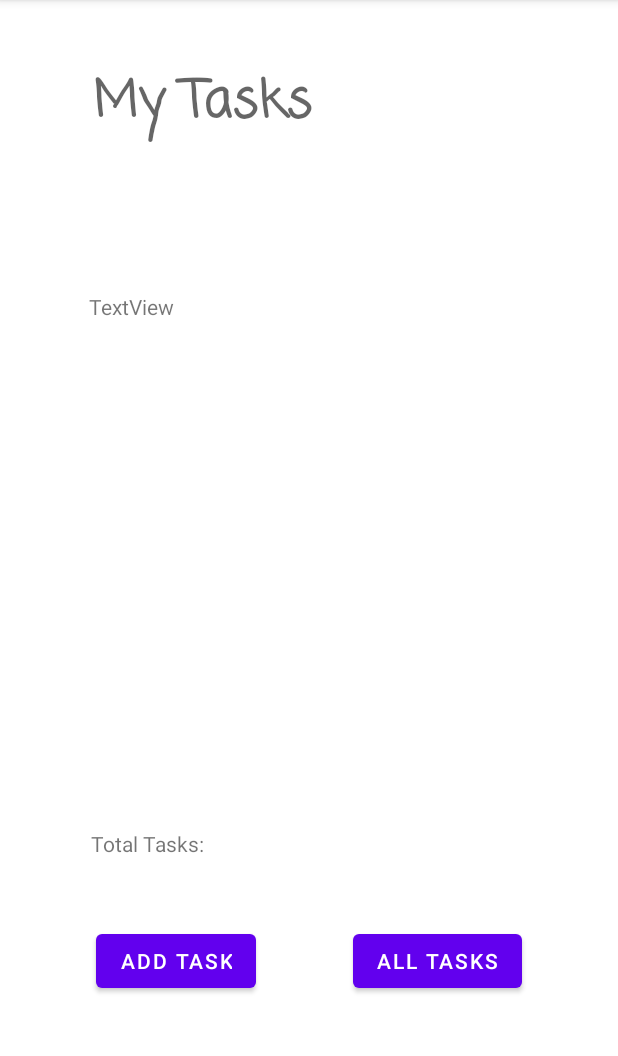
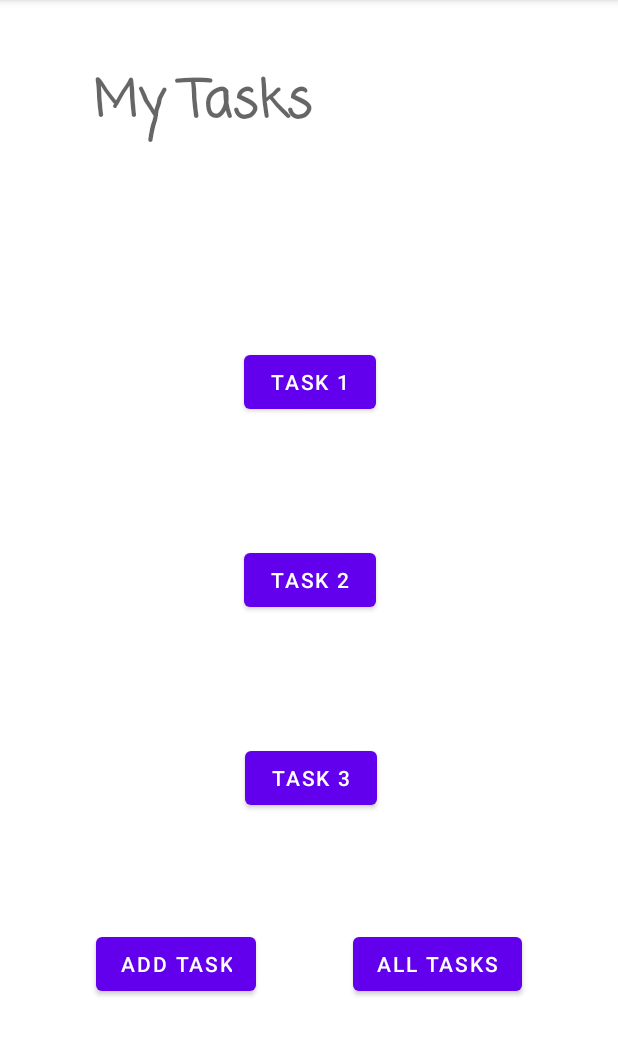
Before and after one commit to GarhettM/taskManager, an Android app: the screen it shows after launch (MainActivity), on a phone screen of 412 x 824 dp, the part 84-1140 px from its top. Run offline under Robolectric (Android 15) with nearby library versions, the phone set to English and light mode, and no system bars.

Commit message:
finished lab 26 and 27

```diff
--- a/app/build.gradle
+++ b/app/build.gradle
@@ -33,9 +33,9 @@ dependencies {
     implementation 'androidx.appcompat:appcompat:1.2.0'
     implementation 'com.google.android.material:material:1.2.1'
     implementation 'androidx.constraintlayout:constraintlayout:2.0.2'
-    implementation 'androidx.navigation:navigation-fragment:2.2.2'
-    implementation 'androidx.navigation:navigation-ui:2.2.2'
-    testImplementation 'junit:junit:4.+'
+    implementation 'androidx.navigation:navigation-fragment:2.3.1'
+    implementation 'androidx.navigation:navigation-ui:2.3.1'
+    testImplementation 'junit:junit:4.13.1'
     androidTestImplementation 'androidx.test.ext:junit:1.1.2'
     androidTestImplementation 'androidx.test.espresso:espresso-core:3.3.0'
 }
--- a/app/src/main/AndroidManifest.xml
+++ b/app/src/main/AndroidManifest.xml
@@ -9,6 +9,8 @@
         android:roundIcon="@mipmap/ic_launcher_round"
         android:supportsRtl="true"
         android:theme="@style/Theme.TaskManager">
+        <activity android:name=".Settings"></activity>
+        <activity android:name=".TaskDetailPage" />
         <activity
             android:name=".AllTasks"
             android:label="AllTasks"
--- a/app/src/main/java/com/example/taskmanager/MainActivity.java
+++ b/app/src/main/java/com/example/taskmanager/MainActivity.java
@@ -3,9 +3,11 @@ package com.example.taskmanager;
 import androidx.appcompat.app.AppCompatActivity;
 
 import android.content.Intent;
+import android.os.Build;
 import android.os.Bundle;
 import android.view.View;
 import android.widget.Button;
+import android.widget.EditText;
 
 public class MainActivity extends AppCompatActivity {
 
@@ -14,22 +16,56 @@ public class MainActivity extends AppCompatActivity {
         super.onCreate(savedInstanceState);
         setContentView(R.layout.activity_main);
 
+//        private void createNotificationChannel() {
+//            // Create the NotificationChannel, but only on API 26+ because
+//            // the NotificationChannel class is new and not in the support library
+//            if (Build.VERSION.SDK_INT >= Build.VERSION_CODES.O) {
+//                CharSequence name = getString(R.string.channel_name);
+//                String description = getString(R.string.channel_description);
+//                int importance = NotificationManager.IMPORTANCE_DEFAULT;
+//                NotificationChannel channel = new NotificationChannel(CHANNEL_ID, name, importance);
+//                channel.setDescription(description);
+//                // Register the channel with the system; you can't change the importance
+//                // or other notification behaviors after this
+//                NotificationManager notificationManager = getSystemService(NotificationManager.class);
+//                notificationManager.createNotificationChannel(channel);
+//            }
+//        }
+
+        Button taskOne = MainActivity.this.findViewById(R.id.taskOne);
+        taskOne.setOnClickListener(v -> {
+            Intent i = new Intent(MainActivity.this, TaskDetailPage.class);
+            String taskName = taskOne.getText().toString();
+            i.putExtra("task", taskName);
+            startActivity(i);
+        });
+
+        Button taskTwo = MainActivity.this.findViewById(R.id.taskTwo);
+        taskTwo.setOnClickListener(v -> {
+            Intent i = new Intent(MainActivity.this, TaskDetailPage.class);
+            String taskName = taskTwo.getText().toString();
+            i.putExtra("task", taskName);
+            startActivity(i);
+        });
+
+        Button taskThree = MainActivity.this.findViewById(R.id.taskThree);
+        taskThree.setOnClickListener(v -> {
+            Intent i = new Intent(MainActivity.this, TaskDetailPage.class);
+            String taskName = taskThree.getText().toString();
+            i.putExtra("task", taskName);
+            startActivity(i);
+        });
+
         Button addTaskButton = MainActivity.this.findViewById(R.id.addTaskButton);
-        addTaskButton.setOnClickListener(new View.OnClickListener() {
-            @Override
-            public void onClick(View v) {
-                Intent i = new Intent(MainActivity.this, AddTask.class);
-                startActivity(i);
-            }
+        addTaskButton.setOnClickListener(v -> {
+            Intent i = new Intent(MainActivity.this, AddTask.class);
+            startActivity(i);
         });
 
         Button allTaskButton = MainActivity.this.findViewById(R.id.alltasksButton);
-        allTaskButton.setOnClickListener(new View.OnClickListener() {
-            @Override
-            public void onClick(View v) {
-                Intent i = new Intent(MainActivity.this, AllTasks.class);
-                startActivity(i);
-            }
+        allTaskButton.setOnClickListener(v -> {
+            Intent i = new Intent(MainActivity.this, AllTasks.class);
+            startActivity(i);
         });
     }
 }
--- a/app/src/main/res/layout/activity_main.xml
+++ b/app/src/main/res/layout/activity_main.xml
@@ -28,41 +28,54 @@
         android:id="@+id/alltasksButton"
         android:layout_width="wrap_content"
         android:layout_height="wrap_content"
-        android:layout_marginTop="120dp"
+        android:layout_marginTop="76dp"
         android:text="All Tasks"
         app:layout_constraintEnd_toEndOf="parent"
         app:layout_constraintHorizontal_bias="0.5"
         app:layout_constraintStart_toEndOf="@+id/addTaskButton"
-        app:layout_constraintTop_toBottomOf="@+id/myTasksDisplayView" />
+        app:layout_constraintTop_toBottomOf="@+id/taskThree" />
 
     <Button
         android:id="@+id/addTaskButton"
         android:layout_width="wrap_content"
         android:layout_height="wrap_content"
-        android:layout_marginTop="120dp"
+        android:layout_marginTop="76dp"
         android:text="Add Task"
         app:layout_constraintEnd_toStartOf="@+id/alltasksButton"
         app:layout_constraintStart_toStartOf="parent"
-        app:layout_constraintTop_toBottomOf="@+id/myTasksDisplayView" />
+        app:layout_constraintTop_toBottomOf="@+id/taskThree" />
 
-    <TextView
-        android:id="@+id/myTasksDisplayView"
-        android:layout_width="293dp"
-        android:layout_height="302dp"
-        android:layout_marginTop="100dp"
-        android:text="TextView"
+    <Button
+        android:id="@+id/taskOne"
+        android:layout_width="wrap_content"
+        android:layout_height="wrap_content"
+        android:layout_marginTop="136dp"
+        android:text="Task 1"
         app:layout_constraintEnd_toEndOf="parent"
+        app:layout_constraintHorizontal_bias="0.503"
         app:layout_constraintStart_toStartOf="parent"
         app:layout_constraintTop_toBottomOf="@+id/myTasksView" />
 
-    <TextView
-        android:id="@+id/totalTasksCountView"
+    <Button
+        android:id="@+id/taskTwo"
         android:layout_width="wrap_content"
         android:layout_height="wrap_content"
-        android:layout_marginTop="56dp"
-        android:text="Total Tasks:"
+        android:layout_marginTop="84dp"
+        android:text="Task 2"
         app:layout_constraintEnd_toEndOf="parent"
-        app:layout_constraintHorizontal_bias="0.181"
+        app:layout_constraintHorizontal_bias="0.503"
         app:layout_constraintStart_toStartOf="parent"
-        app:layout_constraintTop_toBottomOf="@+id/myTasksDisplayView" />
+        app:layout_constraintTop_toBottomOf="@+id/taskOne" />
+
+    <Button
+        android:id="@+id/taskThree"
+        android:layout_width="wrap_content"
+        android:layout_height="wrap_content"
+        android:layout_marginTop="84dp"
+        android:text="Task 3"
+        app:layout_constraintEnd_toEndOf="parent"
+        app:layout_constraintHorizontal_bias="0.504"
+        app:layout_constraintStart_toStartOf="parent"
+        app:layout_constraintTop_toBottomOf="@+id/taskTwo" />
+
 </androidx.constraintlayout.widget.ConstraintLayout>
```
Also changed, not shown: app/src/main/java/com/example/taskmanager/AddTask.java (+22 -0 lines), app/src/main/java/com/example/taskmanager/Settings.java (added, +14 -0 lines), app/src/main/java/com/example/taskmanager/TaskDetailPage.java (added, +21 -0 lines), app/src/main/res/layout/activity_add_tasks.xml (+6 -6 lines), app/src/main/res/layout/activity_settings.xml (added, +56 -0 lines), app/src/main/res/layout/activity_task_detail_page.xml (added, +32 -0 lines), build.gradle (+4 -4 lines).
